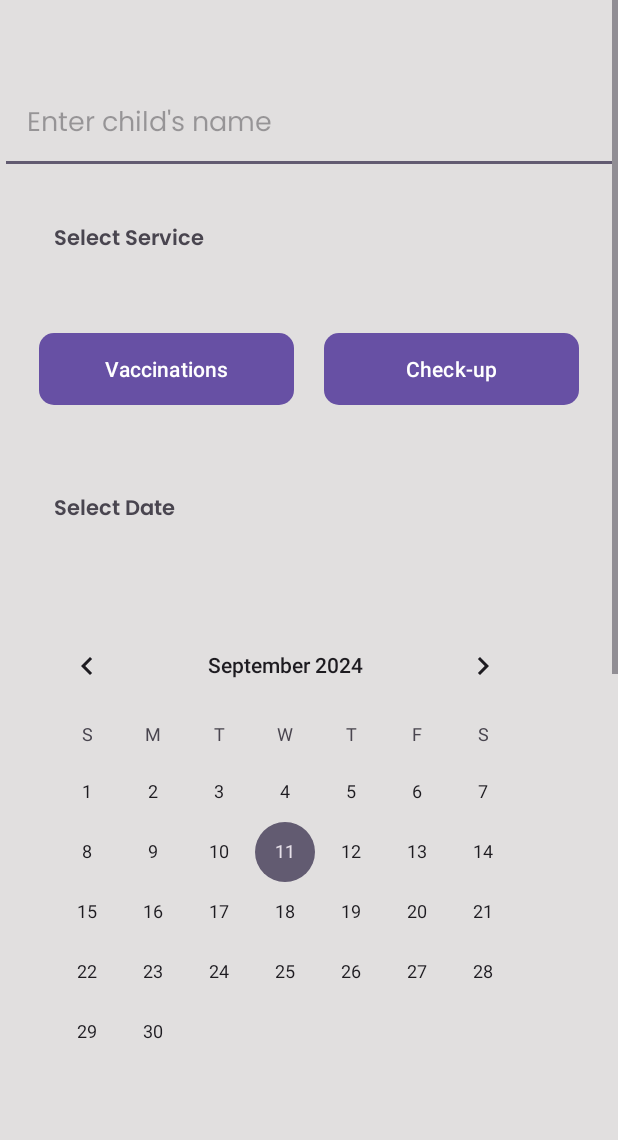
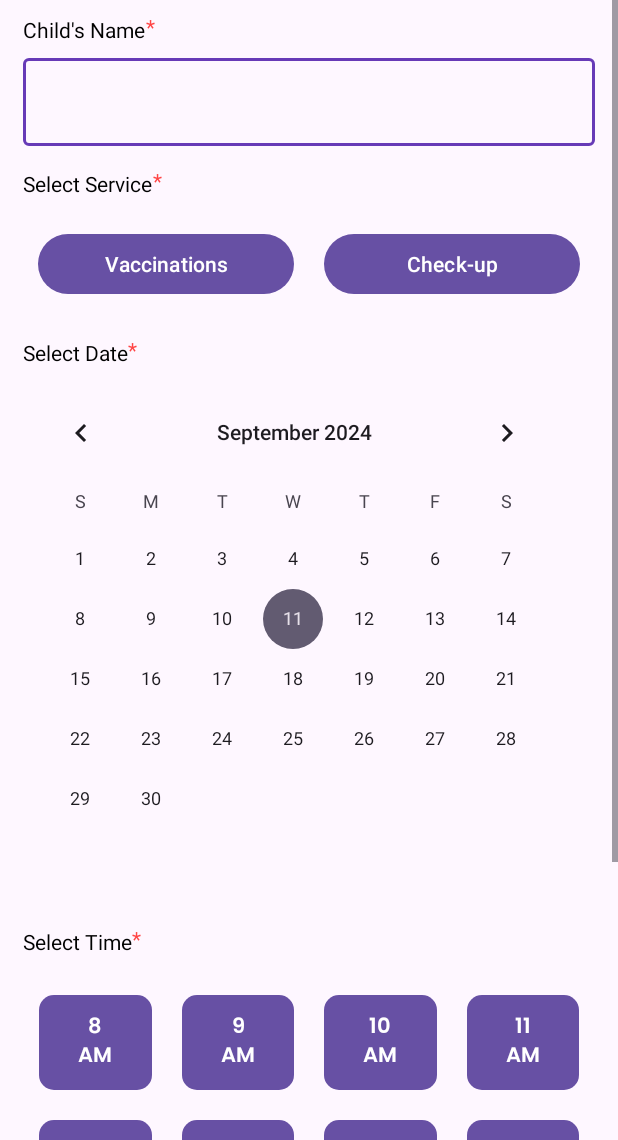
Before and after one commit to babbb06/Babybook, an Android app: the BookAppointmentActivity screen opened directly, with no data from a screen before it, on a phone screen of 412 x 824 dp, the part 96-1236 px from its top. Run offline under Robolectric (Android 15) with nearby library versions, the phone set to English and light mode, and no system bars; our stand-ins replace Firebase (no records; nobody signed in at launch, a user with empty details on screens opened directly); Roboto replaces fonts that are not available here; 1 statement that could not run was skipped.

Commit message:
DOCTORS APPOINTMENT LAHAT OK NA EXCEPT SCHEDULING VIEW(DISPLAY)

```diff
--- a/app/src/main/res/layout/activity_accepted_request.xml
+++ b/app/src/main/res/layout/activity_accepted_request.xml
@@ -13,7 +13,7 @@
 
     <androidx.recyclerview.widget.RecyclerView
         android:id="@+id/recycler_view"
-        android:background="#E1DFDF"
+
         android:layout_width="match_parent"
         android:layout_height="match_parent"
         android:layout_below="@id/toolbar"
--- a/app/src/main/res/layout/activity_book_appointment.xml
+++ b/app/src/main/res/layout/activity_book_appointment.xml
@@ -1,13 +1,14 @@
 <?xml version="1.0" encoding="utf-8"?>
 <ScrollView xmlns:android="http://schemas.android.com/apk/res/android"
     xmlns:app="http://schemas.android.com/apk/res-auto"
+    xmlns:tools="http://schemas.android.com/tools"
     android:layout_width="match_parent"
     android:layout_height="match_parent">
 
     <RelativeLayout
         android:layout_width="match_parent"
         android:layout_height="wrap_content"
-        android:background="#E1DFDF">
+        >
 
         <!-- Toolbar for the return arrow -->
         <androidx.appcompat.widget.Toolbar
@@ -18,38 +19,99 @@
             app:popupTheme="@style/ThemeOverlay.AppCompat.Light"
             app:theme="@style/ThemeOverlay.AppCompat.Dark.ActionBar" />
 
-        <!-- Child's Name EditText, positioned below the Toolbar -->
-        <EditText
-            android:id="@+id/child_name_edit_text"
+
+        <androidx.constraintlayout.widget.ConstraintLayout
+            android:layout_width="match_parent"
+            android:id="@+id/cons"
+            android:layout_below="@id/toolbar"
+            android:layout_height="match_parent">
+
+
+
+            <!--child name -->
+            <TextView
+                android:id="@+id/lbletchild"
+                android:layout_width="wrap_content"
+                android:layout_height="wrap_content"
+                android:layout_marginTop="10dp"
+                android:text="Child's Name"
+                android:textColor="#000000"
+                app:layout_constraintStart_toStartOf="parent"
+                app:layout_constraintTop_toTopOf="parent"
+                android:layout_marginStart="15dp"/>
+
+            <TextView
+                android:id="@+id/lbletchildd2"
+                android:layout_width="wrap_content"
+                android:layout_height="wrap_content"
+                android:layout_marginTop="-2dp"
+                android:text="*"
+                android:textColor="@android:color/holo_red_light"
+                app:layout_constraintStart_toEndOf="@+id/lbletchild"
+                app:layout_constraintTop_toTopOf="@+id/lbletchild" />
+
+
+            <com.google.android.material.textfield.TextInputLayout
+                android:id="@+id/childLayout"
+                style="@style/LoginTextInputOuterFieldStyle"
+                android:layout_width="0dp"
+                android:layout_height="wrap_content"
+                android:layout_marginTop="4dp"
+             android:layout_marginHorizontal="15dp"
+                app:boxStrokeColor="@color/violet"
+                app:boxStrokeErrorColor="@color/colorError"
+                app:hintTextColor="@color/violet"
+                app:errorTextColor="@color/clear"
+                app:layout_constraintEnd_toEndOf="parent"
+                app:layout_constraintStart_toStartOf="parent"
+                app:layout_constraintTop_toBottomOf="@+id/lbletchild">
+
+
+                <!-- CHANGE TO EDITTEXT FIRSTNAME IN JAVA -->
+                <com.google.android.material.textfield.TextInputEditText
+                    android:id="@+id/editTextFullName"
+                    style="@style/LoginTextInputInnerFieldStyle"
                     android:layout_width="match_parent"
                     android:layout_height="wrap_content"
-            android:hint="Enter child's name"
-            android:layout_below="@id/toolbar"
-            android:layout_marginTop="50dp"
                     android:fontFamily="@font/poppins"
-            android:layout_marginBottom="16dp"
-            android:padding="18dp" />
+                    android:inputType="text"
+                    tools:ignore="TouchTargetSizeCheck" />
+            </com.google.android.material.textfield.TextInputLayout>
+
+
 
             <!-- Service Selection Buttons -->
+
             <TextView
                 android:id="@+id/select_service_text"
                 android:layout_width="wrap_content"
                 android:layout_height="wrap_content"
+                android:layout_marginTop="15dp"
                 android:text="Select Service"
-            android:layout_below="@id/child_name_edit_text"
-            android:layout_marginBottom="8dp"
-            android:layout_marginLeft="20dp"
-            android:fontFamily="@font/poppins_semibold"
-            android:padding="16dp" />
+                android:textColor="#000000"
+                app:layout_constraintStart_toStartOf="parent"
+                app:layout_constraintTop_toBottomOf="@+id/childLayout"
+                android:layout_marginStart="15dp"/>
+
+            <TextView
+                android:id="@+id/select_service_text2"
+                android:layout_width="wrap_content"
+                android:layout_height="wrap_content"
+                android:layout_marginTop="-2dp"
+                android:text="*"
+                android:textColor="@android:color/holo_red_light"
+                app:layout_constraintStart_toEndOf="@+id/select_service_text"
+                app:layout_constraintTop_toTopOf="@+id/select_service_text" />
+
 
             <LinearLayout
                 android:id="@+id/service_buttons"
                 android:layout_width="match_parent"
                 android:layout_height="wrap_content"
                 android:orientation="horizontal"
-            android:layout_below="@id/select_service_text"
-            android:layout_marginBottom="16dp"
-            android:padding="16dp"
+                android:layout_marginTop="10dp"
+                app:layout_constraintTop_toBottomOf= "@id/select_service_text"
+               android:layout_marginHorizontal="15dp"
                 android:weightSum="2">
 
                 <Button
@@ -59,7 +121,7 @@
                     android:layout_weight="1"
                     android:text="Vaccinations"
                     android:layout_margin="10dp"
-                android:background="@drawable/rounded_button"/>
+                    />
 
                 <Button
                     android:id="@+id/checkup_button"
@@ -67,21 +129,31 @@
                     android:layout_height="wrap_content"
                     android:layout_margin="10dp"
                     android:layout_weight="1"
-                android:background="@drawable/rounded_button"
                     android:text="Check-up" />
             </LinearLayout>
 
             <!-- Date Selection -->
+
             <TextView
                 android:id="@+id/select_date_text"
                 android:layout_width="wrap_content"
                 android:layout_height="wrap_content"
+                android:layout_marginTop="15dp"
                 android:text="Select Date"
-            android:layout_marginLeft="20dp"
-            android:layout_below="@id/service_buttons"
-            android:layout_marginBottom="10dp"
-            android:fontFamily="@font/poppins_semibold"
-            android:padding="16dp" />
+                android:textColor="#000000"
+                app:layout_constraintStart_toStartOf="parent"
+                app:layout_constraintTop_toBottomOf="@+id/service_buttons"
+                android:layout_marginStart="15dp"/>
+
+            <TextView
+                android:id="@+id/select_date_text2"
+                android:layout_width="wrap_content"
+                android:layout_height="wrap_content"
+                android:layout_marginTop="-2dp"
+                android:text="*"
+                android:textColor="@android:color/holo_red_light"
+                app:layout_constraintStart_toEndOf="@+id/select_date_text"
+                app:layout_constraintTop_toTopOf="@+id/select_date_text" />
 
             <!-- Time Selection Buttons -->
 
@@ -89,29 +161,37 @@
                 android:id="@+id/appointment_calendar"
                 android:layout_width="match_parent"
                 android:layout_height="wrap_content"
-            android:layout_below="@id/select_date_text"
-            android:layout_marginTop="16dp"
+                app:layout_constraintTop_toBottomOf="@id/select_date_text"
+                android:padding="10dp" />
 
-            android:layout_marginBottom="16dp"
-            android:padding="16dp" />
+
 
             <TextView
                 android:id="@+id/select_time_text"
                 android:layout_width="wrap_content"
                 android:layout_height="wrap_content"
-            android:layout_below="@id/appointment_calendar"
-            android:layout_marginTop="14dp"
-            android:layout_marginBottom="10dp"
-            android:fontFamily="@font/poppins_semibold"
-            android:padding="16dp"
-            android:layout_marginLeft="20dp"
-            android:text="Select Time" />
+                android:layout_marginTop="15dp"
+                android:text="Select Time"
+                android:textColor="#000000"
+                app:layout_constraintStart_toStartOf="parent"
+                app:layout_constraintTop_toBottomOf="@+id/appointment_calendar"
+                android:layout_marginStart="15dp"/>
+
+            <TextView
+                android:id="@+id/select_time_text2"
+                android:layout_width="wrap_content"
+                android:layout_height="wrap_content"
+                android:layout_marginTop="-2dp"
+                android:text="*"
+                android:textColor="@android:color/holo_red_light"
+                app:layout_constraintStart_toEndOf="@+id/select_time_text"
+                app:layout_constraintTop_toTopOf="@+id/select_time_text" />
 
             <GridLayout
                 android:id="@+id/time_buttons_grid"
                 android:layout_width="match_parent"
                 android:layout_height="wrap_content"
-            android:layout_below="@id/select_time_text"
+              app:layout_constraintTop_toBottomOf="@id/select_time_text"
                 android:columnCount="4"
                 android:layout_marginBottom="16dp"
                 android:padding="16dp">
@@ -135,13 +215,25 @@
                 android:id="@+id/submit_button"
                 android:layout_width="250dp"
                 android:layout_height="60dp"
+                android:layout_centerHorizontal="true"
+                android:layout_margin="20dp"
+                android:fontFamily="@font/poppins_semibold"
+                android:padding="16dp"
                 android:text="Submit"
-            android:layout_below="@id/time_buttons_grid"
-            android:layout_centerHorizontal="true"
-            android:fontFamily="@font/poppins_semibold"
-            android:background="@drawable/rounded_button"
-            android:layout_margin="20dp"
-            android:padding="16dp" />
+                app:layout_constraintEnd_toEndOf="parent"
+                app:layout_constraintStart_toStartOf="parent"
+                app:layout_constraintTop_toBottomOf="@id/time_buttons_grid" />
+
+
+
+
+
+        </androidx.constraintlayout.widget.ConstraintLayout>
+
+
+
+
+
 
     </RelativeLayout>
 </ScrollView>
--- a/app/src/main/res/layout/activity_declined_request.xml
+++ b/app/src/main/res/layout/activity_declined_request.xml
@@ -13,7 +13,7 @@
 
     <androidx.recyclerview.widget.RecyclerView
         android:id="@+id/recycler_view"
-        android:background="#E1DFDF"
+
         android:layout_width="match_parent"
         android:layout_height="match_parent"
         android:layout_below="@id/toolbar"
--- a/app/src/main/res/layout/activity_doctor_dashboard.xml
+++ b/app/src/main/res/layout/activity_doctor_dashboard.xml
@@ -27,7 +27,7 @@
 
         <!-- Newsfeed RecyclerView -->
         <androidx.recyclerview.widget.RecyclerView
-            android:background="#E1DFDF"
+
             android:id="@+id/newsfeedRecyclerView"
             android:layout_width="0dp"
             android:layout_height="0dp"
--- a/app/src/main/res/layout/activity_doctor_register.xml
+++ b/app/src/main/res/layout/activity_doctor_register.xml
@@ -80,7 +80,6 @@
                 android:layout_marginTop="-2dp"
                 android:text="*"
                 android:textColor="@android:color/holo_red_light"
-
                 app:layout_constraintStart_toEndOf="@+id/lbletfirstname"
                 app:layout_constraintTop_toTopOf="@+id/lbletfirstname" />
 
--- a/app/src/main/res/layout/activity_health_record.xml
+++ b/app/src/main/res/layout/activity_health_record.xml
@@ -18,7 +18,6 @@
         android:layout_height="match_parent"
         android:layout_below="@id/toolbar"
         android:layout_marginTop="-5dp"
-        android:background="@color/grey"
         android:padding="16dp">
 
         <LinearLayout
--- a/app/src/main/res/layout/activity_schedules_appointment.xml
+++ b/app/src/main/res/layout/activity_schedules_appointment.xml
@@ -3,7 +3,7 @@
     android:layout_width="match_parent"
     android:layout_height="match_parent"
     android:padding="0dp"
-    android:background="#E1DFDF">
+   >
 
     <androidx.appcompat.widget.Toolbar
         android:id="@+id/toolbar"
--- a/app/src/main/res/layout/activity_search_doctor.xml
+++ b/app/src/main/res/layout/activity_search_doctor.xml
@@ -2,8 +2,8 @@
     xmlns:tools="http://schemas.android.com/tools"
     android:layout_width="match_parent"
     android:layout_height="match_parent"
-    tools:context=".SearchDoctorActivity"
-    android:background="#E1DFDF">
+    xmlns:app="http://schemas.android.com/apk/res-auto"
+    tools:context=".SearchDoctorActivity">
 
     <androidx.appcompat.widget.Toolbar
         android:id="@+id/toolbar"
@@ -12,28 +12,56 @@
         android:background="@drawable/header"
         android:theme="@style/ThemeOverlay.AppCompat.Dark.ActionBar" />
 
-    <EditText
-        android:id="@+id/search_edit_text"
+
+    <androidx.cardview.widget.CardView
         android:layout_width="match_parent"
-        android:layout_height="wrap_content"
-        android:hint="Enter specialization to search"
+        android:layout_margin="20dp"
+        android:elevation="15dp"
+        android:id="@+id/searchrela"
         android:layout_below="@id/toolbar"
-        android:padding="16dp" />
+        app:cardElevation="15dp"
+        app:cardCornerRadius="16dp"
+        android:layout_height="50dp">
 
-    <Button
-        android:id="@+id/search_button"
-        android:layout_width="300dp"
-        android:layout_height="wrap_content"
-        android:layout_below="@id/search_edit_text"
-        android:layout_marginTop="11dp"
-        android:layout_marginLeft="50dp"
-        android:background="@drawable/rounded_button"
-        android:text="Search" />
+        <androidx.constraintlayout.widget.ConstraintLayout
+            android:layout_width="match_parent"
+            android:layout_height="match_parent">
+
+
+            <EditText
+                android:id="@+id/search_edit_text"
+                android:layout_width="wrap_content"
+                android:layout_height="match_parent"
+                android:layout_marginStart="20dp"
+                android:background="@drawable/edittext_background"
+                android:fontFamily="@font/poppins"
+                android:hint="Enter specialization to search"
+                app:layout_constraintBottom_toBottomOf="parent"
+                app:layout_constraintStart_toStartOf="parent"
+                app:layout_constraintTop_toTopOf="parent" />
+
+            <Button
+                android:id="@+id/search_button"
+                android:layout_width="30dp"
+                android:layout_height="30dp"
+                android:layout_marginEnd="20dp"
+                android:layout_alignTop="@+id/search_edit_text"
+                android:layout_alignEnd="@+id/search_edit_text"
+                android:background="@drawable/search"
+                app:layout_constraintBottom_toBottomOf="parent"
+                app:layout_constraintEnd_toEndOf="parent"
+                app:layout_constraintTop_toTopOf="parent" />
+
+        </androidx.constraintlayout.widget.ConstraintLayout>
+    </androidx.cardview.widget.CardView>
+
+
+
 
     <androidx.recyclerview.widget.RecyclerView
         android:id="@+id/recycler_view"
         android:layout_width="match_parent"
         android:layout_height="match_parent"
-        android:layout_below="@id/search_button"
+        android:layout_below="@id/searchrela"
         android:padding="16dp" />
 </RelativeLayout>
```
Lines whose indentation alone changed are shown as unchanged.
